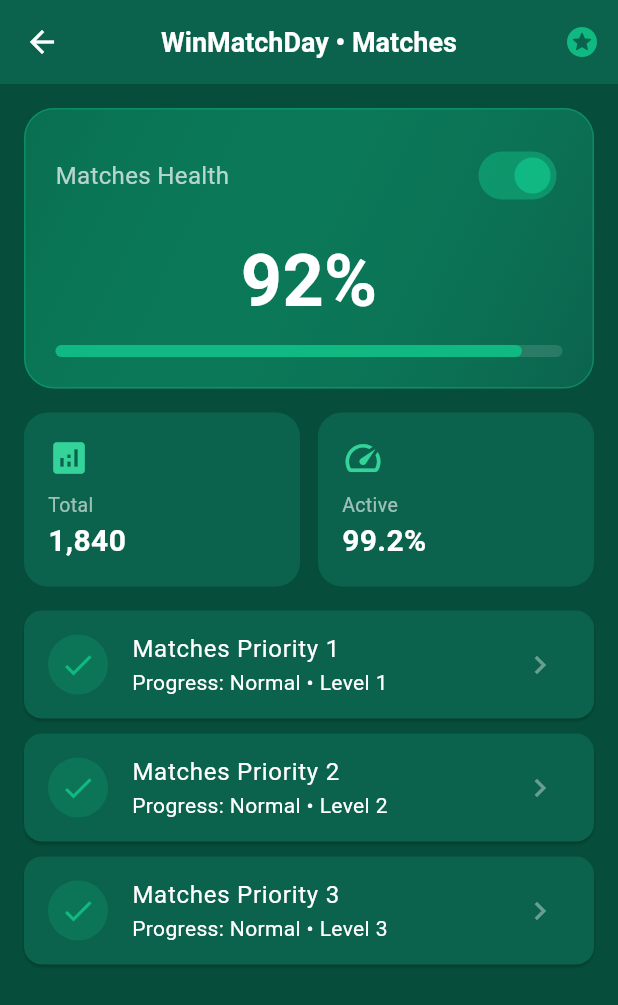
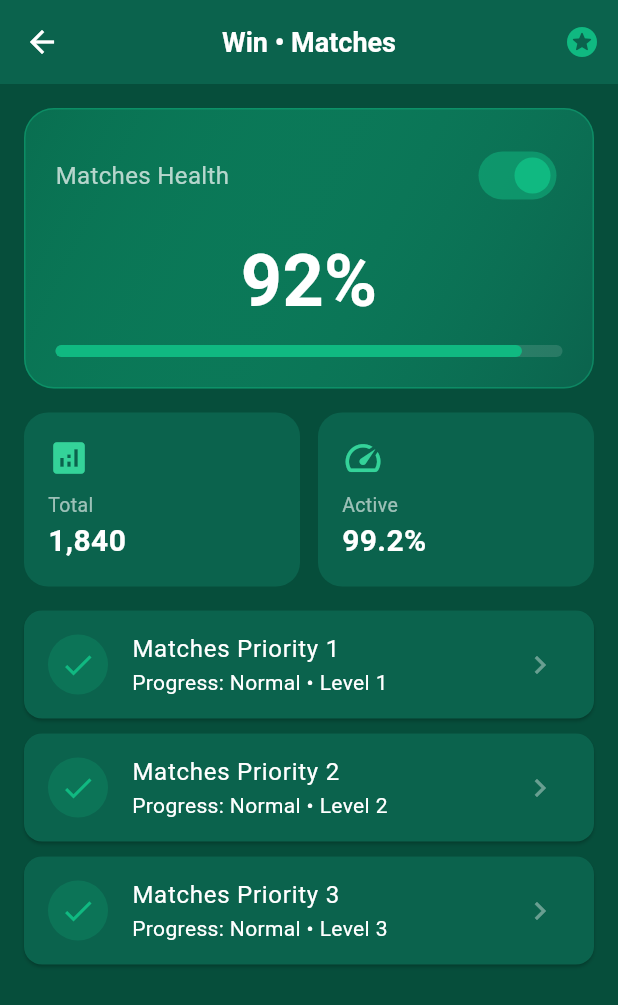
Before and after one commit to mancolo13/com.winmatchday.football.live, a Flutter app: the Tab1Screen screen opened directly, on a phone screen of 412 x 824 dp. Shown: the top 1005 px of the screen. Run offline on Flutter 3.47's test engine with Material 3 defaults, Android fonts, the phone set to English and light mode, and no system bars.

Commit message:
chore: set app name to Win and update trophy icon

```diff
--- a/lib/screens/tabs/tab1_screen.dart
+++ b/lib/screens/tabs/tab1_screen.dart
@@ -17,7 +17,7 @@ class _Tab1ScreenState extends State<Tab1Screen> {
   Widget build(BuildContext context) {
     return Scaffold(
       appBar: AppBar(
-        title: const Text('WinMatchDay • Matches'),
+        title: const Text('Win • Matches'),
         actions: [
           IconButton(
             icon: const Icon(Icons.stars_rounded, color: AppTheme.primaryColor),
--- a/lib/screens/tabs/tab2_screen.dart
+++ b/lib/screens/tabs/tab2_screen.dart
@@ -15,7 +15,7 @@ class _Tab2ScreenState extends State<Tab2Screen> {
   @override
   Widget build(BuildContext context) {
     return Scaffold(
-      appBar: AppBar(title: const Text('WinMatchDay • Lineups')),
+      appBar: AppBar(title: const Text('Win • Lineups')),
       body: ListView(
         padding: const EdgeInsets.all(16),
         children: [
--- a/lib/screens/tabs/tab3_screen.dart
+++ b/lib/screens/tabs/tab3_screen.dart
@@ -16,7 +16,7 @@ class _Tab3ScreenState extends State<Tab3Screen> {
   @override
   Widget build(BuildContext context) {
     return Scaffold(
-      appBar: AppBar(title: const Text('WinMatchDay • Commentary')),
+      appBar: AppBar(title: const Text('Win • Commentary')),
       body: ListView(
         padding: const EdgeInsets.all(16),
         children: [
--- a/lib/screens/tabs/tab4_screen.dart
+++ b/lib/screens/tabs/tab4_screen.dart
@@ -8,7 +8,7 @@ class Tab4Screen extends StatelessWidget {
   @override
   Widget build(BuildContext context) {
     return Scaffold(
-      appBar: AppBar(title: const Text('WinMatchDay • Stats')),
+      appBar: AppBar(title: const Text('Win • Stats')),
       body: ListView(
         padding: const EdgeInsets.all(16),
         children: [
```
Also changed, not shown: assets/banner.png (deleted), assets/icon.png, 11 other files.
